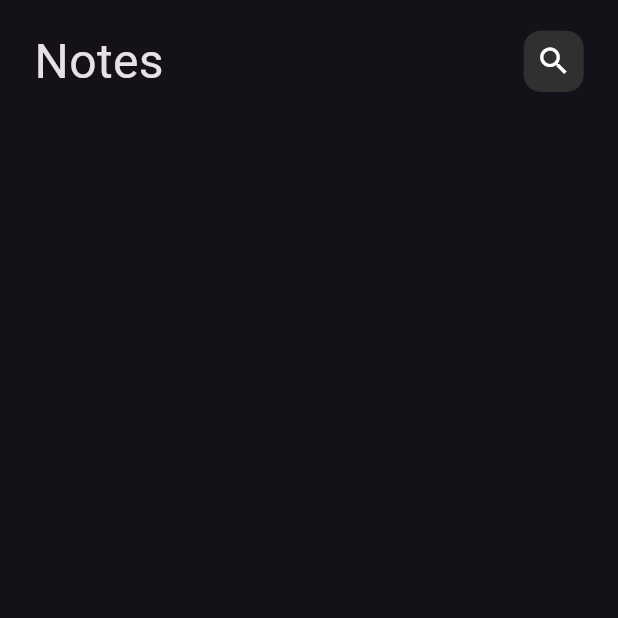
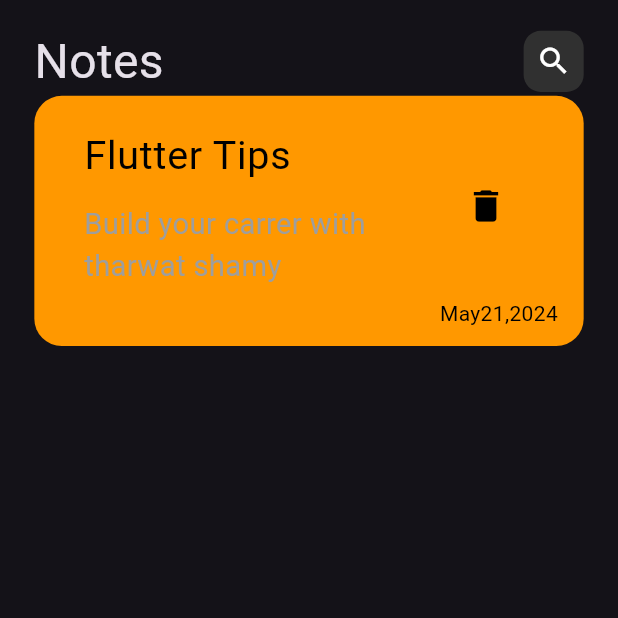
Before and after one commit to Ahmedyehia122/Notifly, a Flutter app: the screen it shows after launch, on a phone screen of 412 x 824 dp, the top half of it. Run offline on Flutter 3.47's test engine with Material 3 defaults, Android fonts, the phone set to English and light mode, and no system bars; our stand-ins replace flutter_screenutil.

Commit message:
custom note item part 1

```diff
--- a/lib/core/constants/colors.dart
+++ b/lib/core/constants/colors.dart
@@ -0,0 +1,5 @@
+import 'package:flutter/material.dart';
+
+class AppColors {
+  static Color kPrimaryColor = Colors.black;
+}
--- /dev/null
+++ b/lib/features/home/presentation/widgets/custom_note_item.dart
@@ -0,0 +1,61 @@
+import 'package:flutter/material.dart';
+import 'package:flutter_screenutil/flutter_screenutil.dart';
+import 'package:note_app/core/constants/colors.dart';
+
+class CustomNoteItem extends StatelessWidget {
+  const CustomNoteItem({super.key});
+
+  @override
+  Widget build(BuildContext context) {
+    return Container(
+      decoration: BoxDecoration(
+        color: Colors.orange,
+        borderRadius: BorderRadius.circular(
+          16.r,
+        ),
+      ),
+      child: Padding(
+        padding: EdgeInsets.symmetric(
+          horizontal: 15.w,
+          vertical: 10.h,
+        ),
+        child: Column(
+          crossAxisAlignment: CrossAxisAlignment.end,
+          children: [
+            ListTile(
+              title: Text(
+                'Flutter Tips',
+                style: TextStyle(
+                  color: AppColors.kPrimaryColor,
+                  fontSize: 23.sp,
+                ),
+              ),
+              subtitle: Padding(
+                padding: EdgeInsets.only(top: 10.h),
+                child: Text(
+                  'Build your carrer with tharwat shamy',
+                  style: TextStyle(
+                    color: Colors.grey,
+                    fontSize: 17.sp,
+                  ),
+                ),
+              ),
+              trailing: IconButton(
+                onPressed: () {},
+                icon: Icon(
+                  Icons.delete,
+                  color: AppColors.kPrimaryColor,
+                  size: 28,
+                ),
+              ),
+            ),
+            Text(
+              'May21,2024',
+              style: TextStyle(color: AppColors.kPrimaryColor),
+            )
+          ],
+        ),
+      ),
+    );
+  }
+}
--- a/lib/features/home/presentation/widgets/notes_view_body.dart
+++ b/lib/features/home/presentation/widgets/notes_view_body.dart
@@ -1,6 +1,7 @@
 import 'package:flutter/material.dart';
 import 'package:flutter_screenutil/flutter_screenutil.dart';
 import 'package:note_app/features/home/presentation/widgets/custom_app_bar.dart';
+import 'package:note_app/features/home/presentation/widgets/custom_note_item.dart';
 
 class NotesViewBody extends StatelessWidget {
   const NotesViewBody({super.key});
@@ -16,6 +17,7 @@ class NotesViewBody extends StatelessWidget {
         child: const Column(
           children: [
             CustomAppBar(),
+            CustomNoteItem(),
           ],
         ),
       ),
```
